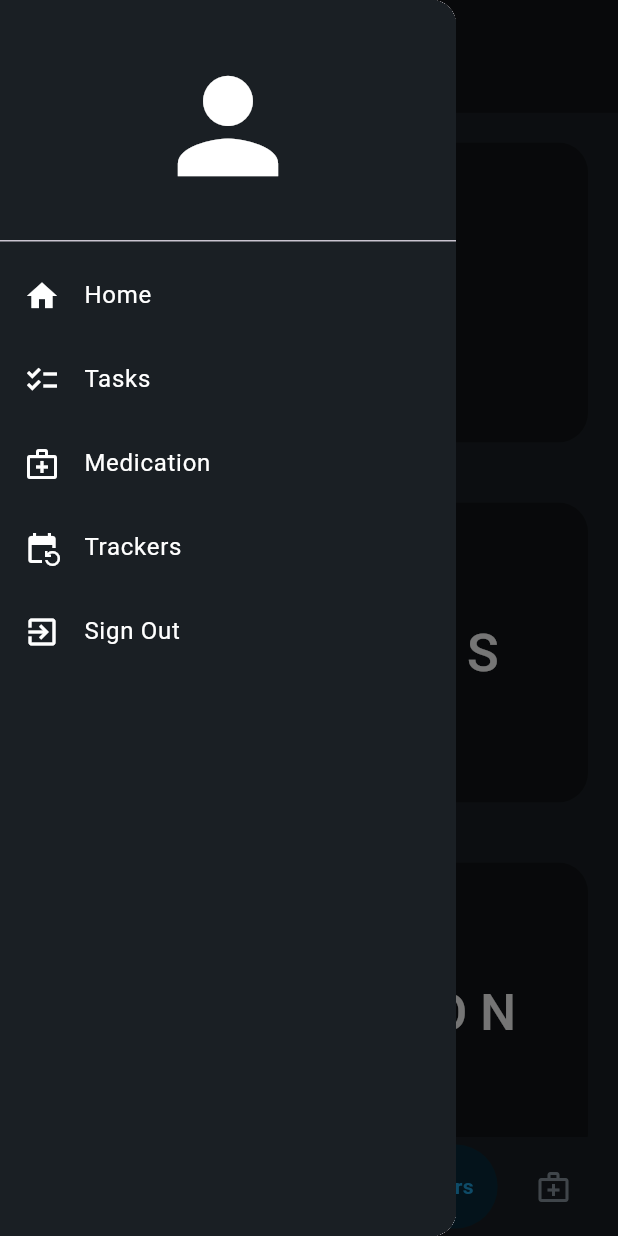
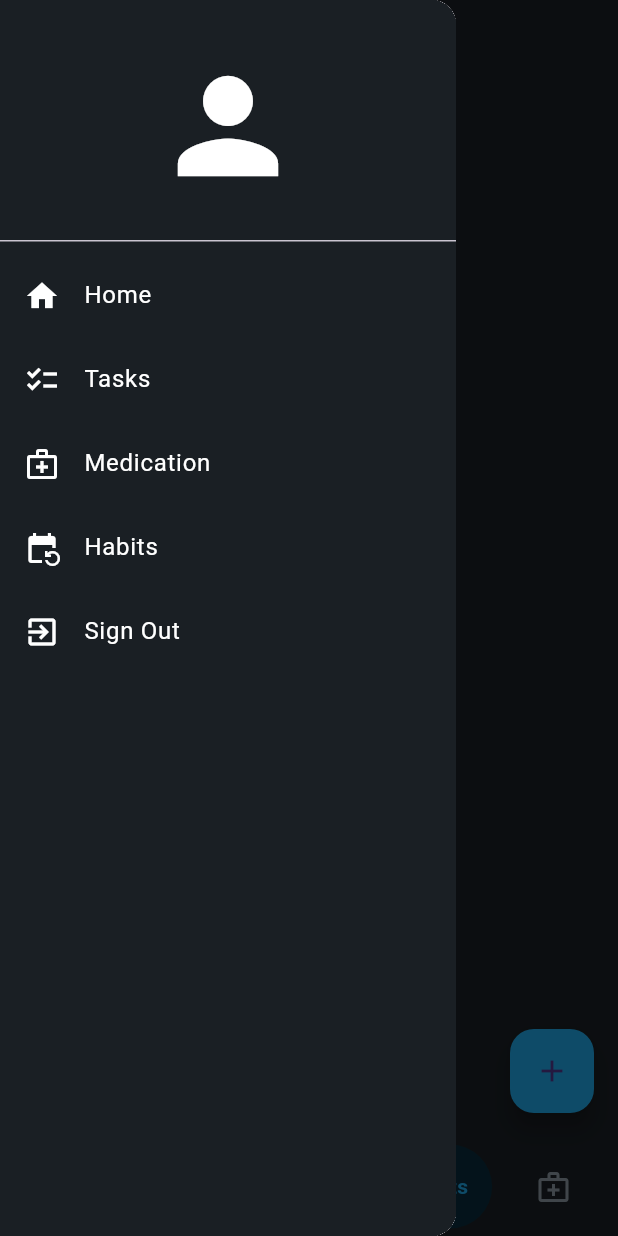
Before and after one commit to Lagrossa/COSC_4319, a Flutter app: the HabitScreen screen opened by its route, item 4 of the bottom bar chosen, with the side drawer open, on a phone screen of 412 x 824 dp. Run offline on Flutter 3.47's test engine with Material 3 defaults, Android fonts, the phone set to English and light mode, and no system bars; drawn by our look-alikes of firebase_database, google_nav_bar, percent_indicator; our stand-ins replace easy_date_timeline, firebase_auth, firebase_core, flutter_heatmap_calendar, flutter_slidable, flutter_svg and 2 more; missing offline and left inert: flutterflow_ui, msh_checkbox; accounts and stored records are empty.

Commit message:
changed trackers to habits in navigation

```diff
--- a/lib/components/drawer_nav.dart
+++ b/lib/components/drawer_nav.dart
@@ -48,10 +48,10 @@ class DrawerNav extends StatelessWidget {
             ),
             ListTile(
               leading: Icon(Icons.event_repeat, color: Colors.white,),
-              title: Text('Trackers', style: TextStyle(color: Colors.white),),
+              title: Text('Habits', style: TextStyle(color: Colors.white),),
               onTap: () {
-                Navigator.pushNamed(context, "/trackers");
-                AppNavBar.currentScreen = Screen.Trackers;
+                Navigator.pushNamed(context, "/habits");
+                AppNavBar.currentScreen = Screen.Habits;
               },
             ),
             ListTile(
--- a/lib/components/nav_bar.dart
+++ b/lib/components/nav_bar.dart
@@ -2,7 +2,7 @@ import 'package:addvisor/components/themeColors.dart';
 import 'package:flutter/material.dart';
 import 'package:google_nav_bar/google_nav_bar.dart';
 
-enum Screen { Login, Home, Tasks, Trackers, Meds }
+enum Screen { Login, Home, Tasks, Habits, Meds }
 
 class AppNavBar extends StatelessWidget {
   const AppNavBar({super.key});
@@ -16,7 +16,7 @@ class AppNavBar extends StatelessWidget {
         return 1;
       case Screen.Home:
         return 2;
-      case Screen.Trackers:
+      case Screen.Habits:
         return 3;
       case Screen.Meds:
         return 4;
@@ -32,7 +32,7 @@ class AppNavBar extends StatelessWidget {
       case 2:
         return Screen.Home;
       case 3:
-        return Screen.Trackers;
+        return Screen.Habits;
       case 4:
         return Screen.Meds;
       default:
@@ -68,7 +68,7 @@ class AppNavBar extends StatelessWidget {
                 Navigator.pushNamed(context, "/home");
                 break;
               case 3:
-                Navigator.pushNamed(context, "/trackers");
+                Navigator.pushNamed(context, "/habits");
                 break;
               case 4:
                 Navigator.pushNamed(context, "/meds");
@@ -79,7 +79,7 @@ class AppNavBar extends StatelessWidget {
             GButton(icon: Icons.settings, text: "Settings"),
             GButton(icon: Icons.calendar_month, text: "Tasks"),
             GButton(icon: Icons.home, text: "Home"),
-            GButton(icon: Icons.watch, text: "Trackers"),
+            GButton(icon: Icons.watch, text: "Habits"),
             GButton(icon: Icons.medical_services_outlined, text: "Meds",),
           ],
         ),
```
